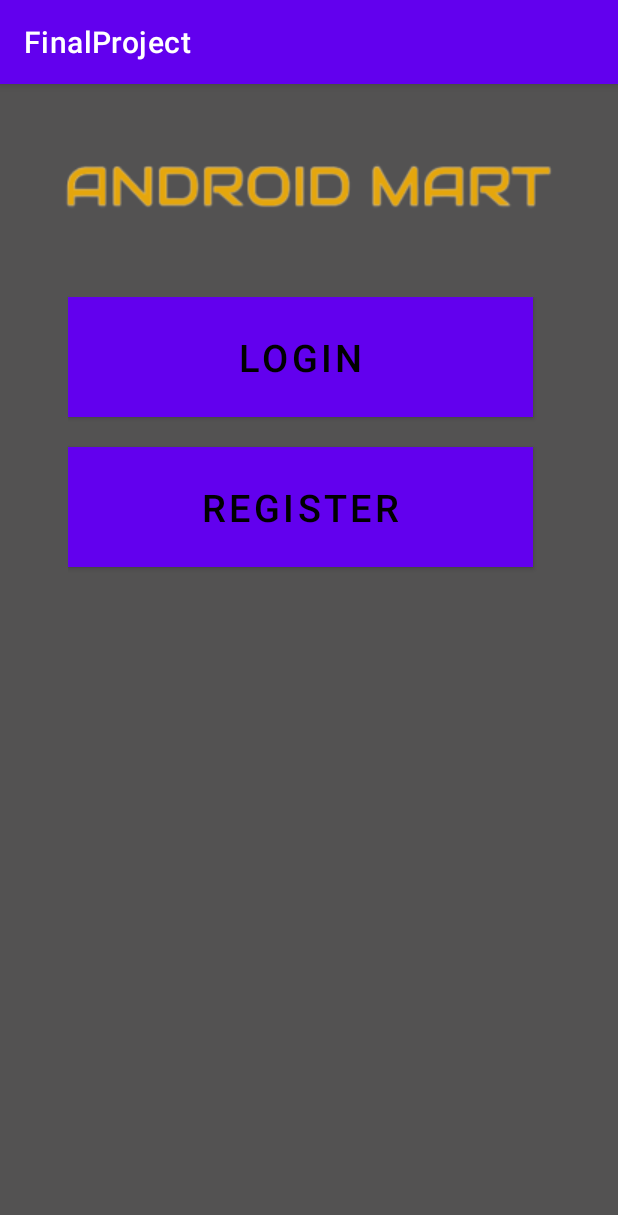
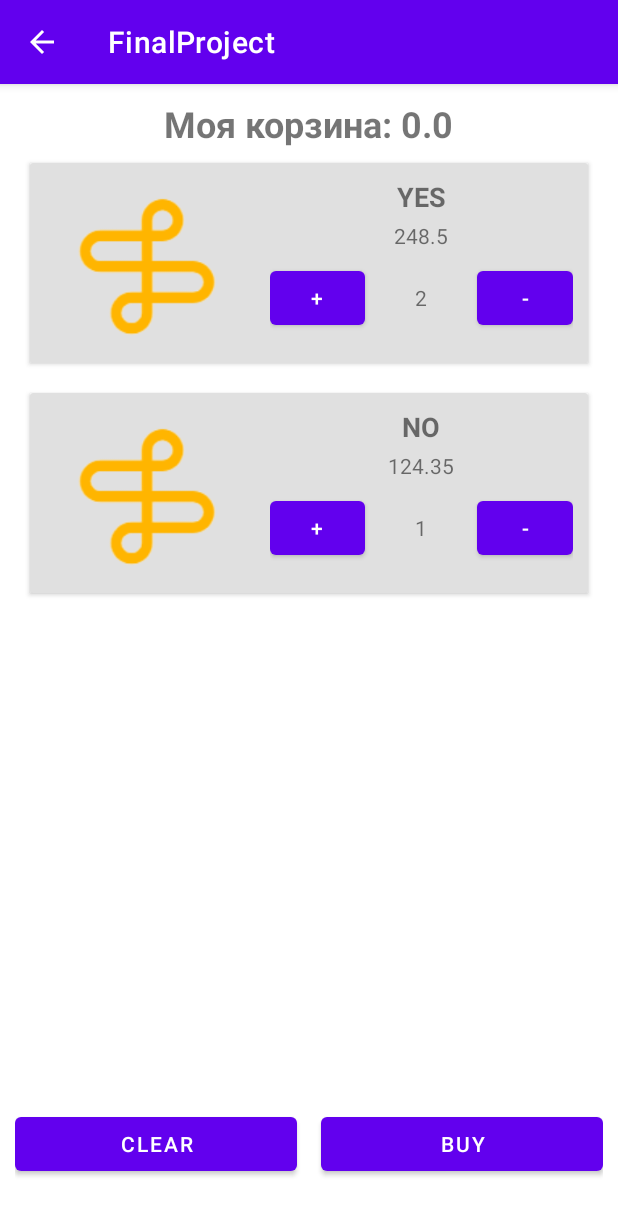
Before and after one commit to margulan-kalykul/Android_Project, an Android app: the screen it shows after launch (MainActivity before the commit, BasketActivity after it), on a phone screen of 412 x 824 dp. Shown: the top 1215 px of the screen. Run offline under Robolectric (Android 15) with nearby library versions, the phone set to English and light mode, and no system bars.

Commit message:
Basket v1.1
Небольшие изменения

```diff
--- a/FinalProject/app/src/main/java/com/example/finalproject/basket/BasketActivity.kt
+++ b/FinalProject/app/src/main/java/com/example/finalproject/basket/BasketActivity.kt
@@ -1,13 +1,17 @@
 package com.example.finalproject.basket
 
+import android.annotation.SuppressLint
 import androidx.appcompat.app.AppCompatActivity
 import android.os.Bundle
+import android.util.Log
 import android.view.MenuItem
 import com.example.finalproject.R
 import com.example.finalproject.databinding.ActivityBasketBinding
 
 class BasketActivity : AppCompatActivity() {
+    private var sum: Double = 0.0
     lateinit var binding: ActivityBasketBinding
+
     override fun onCreate(savedInstanceState: Bundle?) {
         super.onCreate(savedInstanceState)
         binding = ActivityBasketBinding.inflate(layoutInflater)
@@ -15,10 +19,17 @@ class BasketActivity : AppCompatActivity() {
         supportActionBar?.setDisplayHomeAsUpEnabled(true)
         supportFragmentManager.beginTransaction()
             .replace(R.id.frameLayout, ProductBasketFragment.newInstance()).commit()
+
+        for(product in basket) sum += product.price * product.count
+        binding.basketText.text = "Моя корзина: " + sum.toString()
     }
 
     override fun onOptionsItemSelected(item: MenuItem): Boolean {
         if(item.itemId == android.R.id.home) finish()
         return true
     }
+
+    fun onUpdate() {
+
+    }
 }
--- a/FinalProject/app/src/main/java/com/example/finalproject/basket/ProductBasket.kt
+++ b/FinalProject/app/src/main/java/com/example/finalproject/basket/ProductBasket.kt
@@ -2,4 +2,4 @@ package com.example.finalproject.basket
 
 val basket = arrayListOf<ProductBasket>()
 
-data class ProductBasket(val id: Int, val name: String, val description: String, val image: Int, val price: Double)
+data class ProductBasket(val id: Int, val name: String, val description: String, val price: Double, val image: Int, var count: Int = 1)
--- a/FinalProject/app/src/main/java/com/example/finalproject/basket/ProductBasketFragment.kt
+++ b/FinalProject/app/src/main/java/com/example/finalproject/basket/ProductBasketFragment.kt
@@ -20,8 +20,8 @@ class ProductBasketFragment : Fragment(), BasketAdapter.Listener {
         binding = FragmentProductBasketBinding.inflate(inflater)
         binding.rcProduct.layoutManager = LinearLayoutManager(context)
         binding.rcProduct.adapter = adapter
-        adapter.addProduct(ProductBasket(1, "YES", "NO", R.drawable.logo, 124.25))
-        adapter.addProduct(ProductBasket(2, "NO", "YES", R.drawable.logo, 124.35))
+        adapter.addProduct(ProductBasket(1, "YES", "NO", 124.25, R.drawable.logo, 2))
+        adapter.addProduct(ProductBasket(2, "NO", "YES", 124.35, R.drawable.logo))
         return binding.root
     }
 
```
Also changed, not shown: FinalProject/app/src/main/AndroidManifest.xml (+13 -13 lines), FinalProject/app/src/main/java/com/example/finalproject/basket/BasketAdapter.kt (+11 -8 lines).
